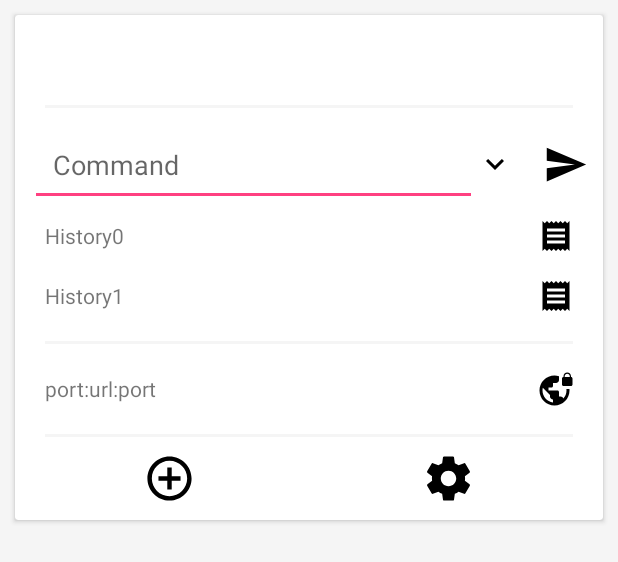
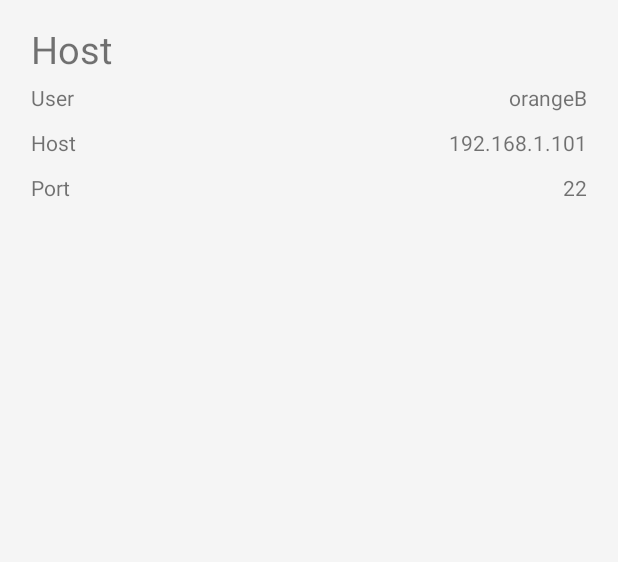
Before and after one commit to forsb/sshTun, an Android app: the layout activity_main.xml on its own in the app's theme, with its tools: preview values and no code run, on a phone screen of 412 x 824 dp. Shown: the top 562 px of the screen. Run offline under Robolectric (Android 15) with nearby library versions, the phone set to English and light mode, and no system bars.

Commit message:
Start with new design with reduced functionality

```diff
--- a/app/src/main/res/layout/activity_main.xml
+++ b/app/src/main/res/layout/activity_main.xml
@@ -10,185 +10,95 @@
 
     <ScrollView
         android:layout_width="match_parent"
-        android:layout_height="match_parent">
+        android:layout_height="match_parent" >
 
         <LinearLayout
             android:layout_width="match_parent"
             android:layout_height="wrap_content"
             android:orientation="vertical"
-            tools:layout_editor_absoluteX="0dp"
-            tools:layout_editor_absoluteY="0dp">
+            android:layout_marginRight="15sp"
+            android:layout_marginLeft="15sp" >
 
-            <android.support.v7.widget.CardView
-                android:id="@+id/cardView"
-                android:layout_width="match_parent"
+            <TextView
                 android:layout_height="wrap_content"
-                android:layout_margin="10sp">
+                android:layout_width="wrap_content"
+                android:text="Host"
+                android:textSize="25sp"
+                android:layout_marginTop="15dp"
+                android:layout_marginLeft="5dp" />
 
             <LinearLayout
-                    android:layout_width="match_parent"
+                android:layout_width="fill_parent"
                 android:layout_height="wrap_content"
-                    android:layout_gravity="center"
-                    android:layout_margin="10dp"
-                    android:orientation="vertical">
-
-
-                    <android.support.v7.widget.AppCompatTextView
-                        android:id="@+id/cardHead"
-                        android:layout_width="match_parent"
-                        android:layout_height="40dp"
-                        android:autoSizeTextType="uniform"
-                        android:freezesText="true"
-                        android:textAlignment="center" />
-
-                    <View
-                        android:layout_width="fill_parent"
-                        android:layout_height="2dp"
-                        android:layout_margin="10dp"
-                        android:background="#f5f5f5" />
-
-                    <LinearLayout
-                        android:layout_width="match_parent"
-                        android:layout_height="wrap_content"
-                        android:gravity="center"
+                android:layout_margin="5dp"
                 android:orientation="horizontal">
 
-                        <AutoCompleteTextView
-                            android:id="@+id/actv"
+                <TextView
+                    android:layout_width="wrap_content"
+                    android:layout_height="wrap_content"
+                    android:text="User" />
+
+                <TextView
                     android:layout_width="0dp"
                     android:layout_height="wrap_content"
-                            android:layout_weight=".65"
-                            android:hint="Command"
-                            android:padding="15dp" />
+                    android:layout_weight="1"
+                    android:gravity="center_horizontal" />
 
-                        <ImageButton
-                            android:id="@+id/down"
+                <TextView
                     android:layout_width="wrap_content"
                     android:layout_height="wrap_content"
-                            android:background="@null"
-                            android:src="@drawable/ic_expand_more_black_24dp" />
-
-                        <ImageButton
-                            android:id="@+id/button"
-                            android:layout_width="30dp"
-                            android:layout_height="30dp"
-                            android:layout_marginLeft="20dp"
-                            android:background="@null"
-                            android:scaleType="fitCenter"
-                            android:src="@drawable/ic_send_black_24dp" />
+                    android:text="orangeB" />
             </LinearLayout>
 
             <LinearLayout
-                        android:layout_width="match_parent"
+                android:layout_width="fill_parent"
                 android:layout_height="wrap_content"
-                        android:gravity="center"
-                        android:orientation="horizontal">
+                android:layout_margin="5dp"
+                android:orientation="horizontal" >
 
                 <TextView
-                            android:id="@+id/sadsd"
+                    android:layout_width="wrap_content"
+                    android:layout_height="wrap_content"
+                    android:text="Host" />
+
+                <TextView
                     android:layout_width="0dp"
                     android:layout_height="wrap_content"
-                            android:layout_weight=".80"
-                            android:paddingLeft="10dp"
-                            android:text="History0" />
+                    android:layout_weight="1"
+                    android:gravity="center_horizontal" />
 
-                        <ImageButton
-                            android:id="@+id/button2"
-                            android:layout_width="0dp"
-                            android:layout_height="40dp"
-                            android:layout_weight=".10"
-                            android:background="@null"
-                            android:src="@drawable/ic_receipt_black_24dp" />
+                <TextView
+                    android:layout_width="wrap_content"
+                    android:layout_height="wrap_content"
+                    android:text="192.168.1.101" />
+
             </LinearLayout>
 
             <LinearLayout
-                        android:layout_width="match_parent"
+                android:layout_width="fill_parent"
                 android:layout_height="wrap_content"
-                        android:gravity="center"
-                        android:orientation="horizontal">
+                android:layout_margin="5dp"
+                android:orientation="horizontal" >
 
                 <TextView
-                            android:id="@+id/sadsd2"
+                    android:layout_width="wrap_content"
+                    android:layout_height="wrap_content"
+                    android:text="Port" />
+
+                <TextView
                     android:layout_width="0dp"
                     android:layout_height="wrap_content"
-                            android:layout_weight=".80"
-                            android:paddingLeft="10dp"
-                            android:text="History1" />
-
-                        <ImageButton
-                            android:id="@+id/button3"
-                            android:layout_width="0dp"
-                            android:layout_height="40dp"
-                            android:layout_weight=".10"
-                            android:background="@null"
-                            android:src="@drawable/ic_receipt_black_24dp" />
-                    </LinearLayout>
-
-                    <View
-                        android:layout_width="fill_parent"
-                        android:layout_height="2dp"
-                        android:layout_margin="10dp"
-                        android:background="#f5f5f5" />
-
-
-                    <LinearLayout
-                        android:layout_width="match_parent"
-                        android:layout_height="wrap_content"
-                        android:gravity="center"
-                        android:orientation="horizontal">
+                    android:layout_weight="1"
+                    android:gravity="center_horizontal" />
 
                 <TextView
-                            android:id="@+id/sadsd32"
-                            android:layout_width="0dp"
+                    android:layout_width="wrap_content"
                     android:layout_height="wrap_content"
-                            android:layout_weight=".80"
-                            android:paddingLeft="10dp"
-                            android:text="port:url:port" />
-
-                        <ImageButton
-                            android:id="@+id/button23"
-                            android:layout_width="0dp"
-                            android:layout_height="40dp"
-                            android:layout_weight=".10"
-                            android:background="@null"
-                            android:src="@drawable/ic_vpn_lock_black_24dp" />
-                    </LinearLayout>
-
-                    <View
-                        android:layout_width="fill_parent"
-                        android:layout_height="2dp"
-                        android:layout_margin="10dp"
-                        android:background="#f5f5f5" />
-
-
-                    <LinearLayout
-                        android:layout_width="match_parent"
-                        android:layout_height="wrap_content"
-                        android:gravity="center"
-                        android:orientation="horizontal">
-
-                        <ImageButton
-                            android:id="@+id/button332"
-                            android:layout_width="0dp"
-                            android:layout_height="35dp"
-                            android:layout_weight=".10"
-                            android:background="@null"
-                            android:scaleType="fitCenter"
-                            android:src="@drawable/ic_add_circle_outline_black_24dp" />
-
-                        <ImageButton
-                            android:id="@+id/button31232"
-                            android:layout_width="0dp"
-                            android:layout_height="35dp"
-                            android:layout_weight=".10"
-                            android:background="@null"
-                            android:scaleType="fitCenter"
-                            android:src="@drawable/ic_settings_black_24dp" />
-                    </LinearLayout>
+                    android:text="22" />
 
             </LinearLayout>
 
-            </android.support.v7.widget.CardView>
+
 
             <ProgressBar
                 android:id="@+id/progressBar"
```
Lines whose indentation alone changed are shown as unchanged.
